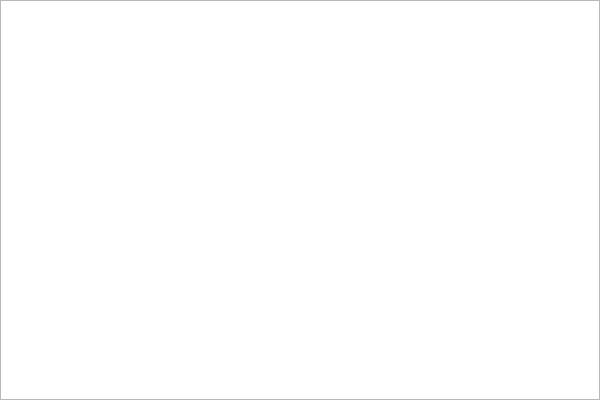
heimdallr/books, file src/home/flibrary/gui/dialogs/HotkeyDialog.ui: the form before one commit.
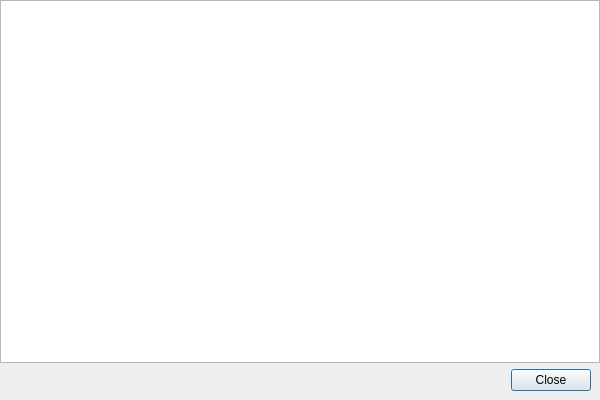
The form after the commit.

Commit message: #177 Кнопка "Закрыть", а то начнётся

What changed in the file:
```diff
--- a/src/home/flibrary/gui/dialogs/HotkeyDialog.ui
+++ b/src/home/flibrary/gui/dialogs/HotkeyDialog.ui
@@ -13,7 +13,7 @@
   <property name="windowTitle">
    <string>Hotkey settings</string>
   </property>
-  <layout class="QVBoxLayout" name="verticalLayout">
+  <layout class="QVBoxLayout">
    <property name="leftMargin">
     <number>0</number>
    </property>
@@ -31,6 +31,12 @@
      <property name="contextMenuPolicy">
       <enum>Qt::ContextMenuPolicy::CustomContextMenu</enum>
      </property>
+     <property name="verticalScrollBarPolicy">
+      <enum>Qt::ScrollBarPolicy::ScrollBarAlwaysOff</enum>
+     </property>
+     <property name="horizontalScrollBarPolicy">
+      <enum>Qt::ScrollBarPolicy::ScrollBarAlwaysOff</enum>
+     </property>
      <attribute name="headerVisible">
       <bool>false</bool>
      </attribute>
@@ -39,6 +45,42 @@
      </attribute>
     </widget>
    </item>
+   <item>
+    <layout class="QHBoxLayout" name="_2">
+     <property name="leftMargin">
+      <number>9</number>
+     </property>
+     <property name="topMargin">
+      <number>0</number>
+     </property>
+     <property name="rightMargin">
+      <number>9</number>
+     </property>
+     <property name="bottomMargin">
+      <number>9</number>
+     </property>
+     <item>
+      <spacer name="horizontalSpacer">
+       <property name="orientation">
+        <enum>Qt::Orientation::Horizontal</enum>
+       </property>
+       <property name="sizeHint" stdset="0">
+        <size>
+         <width>40</width>
+         <height>20</height>
+        </size>
+       </property>
+      </spacer>
+     </item>
+     <item>
+      <widget class="QDialogButtonBox" name="buttonBox">
+       <property name="standardButtons">
+        <set>QDialogButtonBox::StandardButton::Close</set>
+       </property>
+      </widget>
+     </item>
+    </layout>
+   </item>
   </layout>
  </widget>
  <layoutdefault spacing="6" margin="11"/>
```
Left out of the diff: 19 changed lines with no effect on the pictures. The commit also changes 1 other file.
